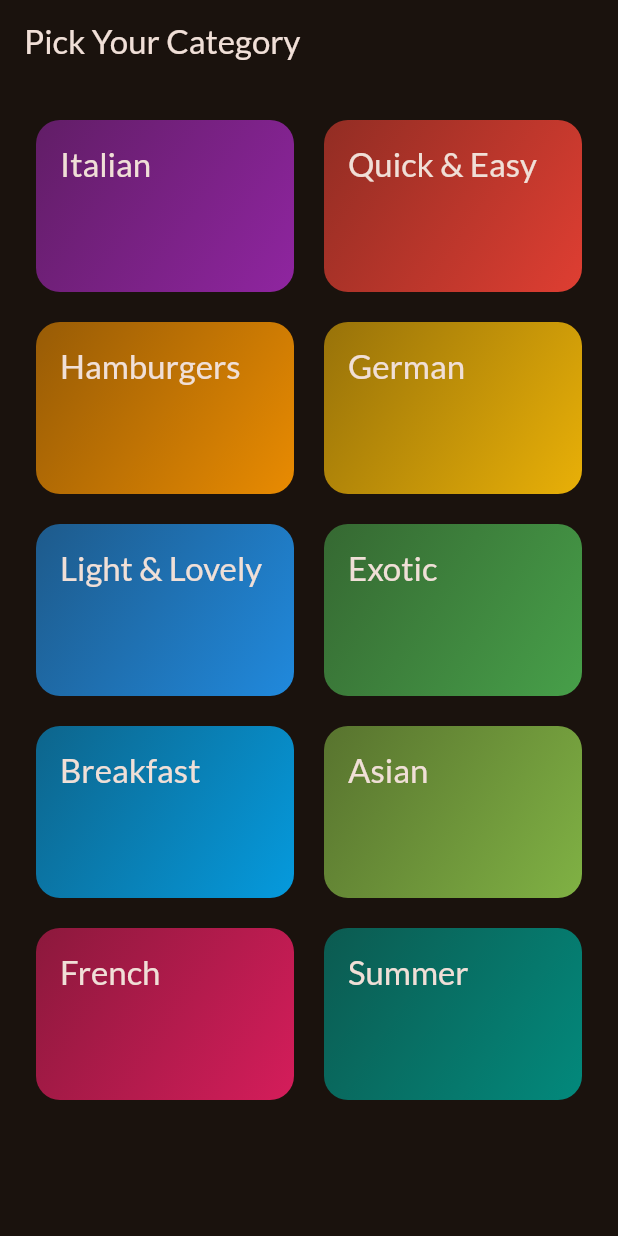
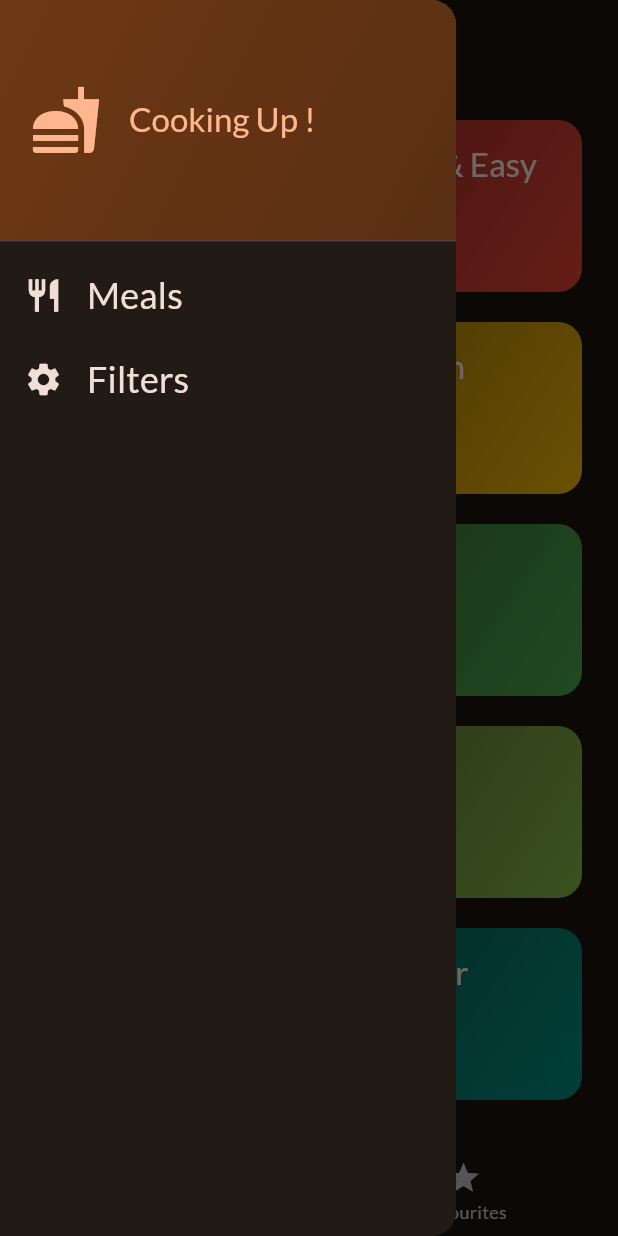
Before and after one commit to suraj-yadav0/meals_app, a Flutter app: the screen it shows after launch, with the side drawer open (before the commit the screen has no drawer), on a phone screen of 412 x 824 dp. Run offline on Flutter 3.47's test engine with Material 2 defaults, Android fonts, the phone set to English and light mode, and no system bars; our stand-ins replace flutter_riverpod, google_fonts, transparent_image.

Commit message:
Second Commit

```diff
--- a/lib/main.dart
+++ b/lib/main.dart
@@ -1,9 +1,9 @@
 import 'package:flutter/material.dart';
+import 'package:flutter_riverpod/flutter_riverpod.dart';
 
 import 'package:google_fonts/google_fonts.dart';
 
-import 'package:meals_app/screens/categories.dart';
-
+import 'package:meals_app/screens/tabs.dart';
 
 final theme = ThemeData(
   useMaterial3: true,
@@ -15,7 +15,11 @@ final theme = ThemeData(
 );
 
 void main() {
-  runApp(const App());
+  runApp(
+    const ProviderScope(
+      child: App(),
+    ),
+  );
 }
 
 class App extends StatelessWidget {
@@ -25,7 +29,7 @@ class App extends StatelessWidget {
   Widget build(BuildContext context) {
     return MaterialApp(
       theme: theme,
-      home:const CategoriesScreen(),
+      home: const TabsScreen(),
     );
   }
 }
--- /dev/null
+++ b/lib/provider/filters_provider.dart
@@ -0,0 +1,56 @@
+import 'package:flutter_riverpod/flutter_riverpod.dart';
+import 'package:meals_app/provider/meals_provider.dart';
+
+enum Filter {
+  glutenFree,
+  lactoseFree,
+  vegetarian,
+  vegan,
+}
+
+class FilterNotifier extends StateNotifier<Map<Filter, bool>> {
+  FilterNotifier()
+      : super({
+          Filter.glutenFree: false,
+          Filter.lactoseFree: false,
+          Filter.vegetarian: false,
+          Filter.vegan: false,
+        });
+
+  void setFilters(Map<Filter, bool> chosenFilters) {
+    state = chosenFilters;
+  }
+
+  void setFilter(Filter filter, bool isActive) {
+    // state[filter] = isActive;// not alowed : => mutating state
+    state = {
+      ...state,
+      filter: isActive,
+    };
+  }
+}
+
+final filtersProvider =
+    StateNotifierProvider<FilterNotifier, Map<Filter, bool>>(
+  (ref) => FilterNotifier(),
+);
+
+final filteredMealsProvider = Provider((ref) {
+  final meals = ref.watch(mealsProvider);
+  final activeFilters = ref.watch(filtersProvider);
+  return meals.where((meal) {
+    if (activeFilters[Filter.glutenFree]! && !meal.isGlutenFree) {
+      return false;
+    }
+    if (activeFilters[Filter.lactoseFree]! && !meal.isLactoseFree) {
+      return false;
+    }
+    if (activeFilters[Filter.vegetarian]! && !meal.isVegetarian) {
+      return false;
+    }
+    if (activeFilters[Filter.vegan]! && !meal.isVegan) {
+      return false;
+    }
+    return true;
+  }).toList();
+});
--- /dev/null
+++ b/lib/provider/meals_provider.dart
@@ -0,0 +1,6 @@
+import 'package:flutter_riverpod/flutter_riverpod.dart';
+import 'package:meals_app/data/dummy_data.dart';
+
+final mealsProvider = Provider((ref) {
+  return dummyMeals;
+});
--- a/lib/screens/categories.dart
+++ b/lib/screens/categories.dart
@@ -1,14 +1,52 @@
 import 'package:flutter/material.dart';
 import 'package:meals_app/data/dummy_data.dart';
 import 'package:meals_app/models/category.dart';
+import 'package:meals_app/models/meal.dart';
 import 'package:meals_app/screens/meals.dart';
 
 import 'package:meals_app/widgets/category_grid_item.dart';
 
-class CategoriesScreen extends StatelessWidget {
-  const CategoriesScreen({super.key});
+class CategoriesScreen extends StatefulWidget {
+  const CategoriesScreen({
+    super.key,
+    required this.availableMeals,
+  });
+
+  final List<Meal> availableMeals;
+
+  @override
+  State<CategoriesScreen> createState() => _CategoriesScreenState();
+}
+
+class _CategoriesScreenState extends State<CategoriesScreen>
+    with SingleTickerProviderStateMixin {
+  late AnimationController _animationController;
+
+  @override
+  void initState() {
+    super.initState();
+
+    _animationController = AnimationController(
+      vsync: this,
+      duration: const Duration(milliseconds: 300),
+      lowerBound: 0,
+      upperBound: 1,
+    );
+    _animationController.forward();
+  }
+
+  @override
+  void dispose() {
+    _animationController.dispose();
+    super.dispose();
+  }
+
   void _selectCategory(BuildContext context, Category category) {
-  final filteredMeals =   dummyMeals.where((meal) => meal.categories.contains(category.id),).toList();
+    final filteredMeals = widget.availableMeals
+        .where(
+          (meal) => meal.categories.contains(category.id),
+        )
+        .toList();
     Navigator.of(context).push(
       MaterialPageRoute(
         builder: (ctx) => MealsScreen(
@@ -21,11 +59,9 @@ class CategoriesScreen extends StatelessWidget {
 
   @override
   Widget build(BuildContext context) {
-    return Scaffold(
-      appBar: AppBar(
-        title: const Text('Pick Your Category'),
-      ),
-      body: GridView(
+    return AnimatedBuilder(
+      animation: _animationController,
+      child: GridView(
         padding: const EdgeInsets.all(24),
         gridDelegate: const SliverGridDelegateWithFixedCrossAxisCount(
             crossAxisCount: 2,
@@ -37,10 +73,21 @@ class CategoriesScreen extends StatelessWidget {
             CategoryGridItem(
               category: category,
               onSelectCategory: () {
-                  _selectCategory(context,category);
+                _selectCategory(context, category);
               },
             )
-          ]),
+        ],
+      ),
+      builder: (context, child) => SlideTransition(
+        position: Tween(
+          begin: const Offset(0, .3),
+          end: const Offset(0, 0),
+        ).animate(
+          CurvedAnimation(
+              parent: _animationController, curve: Curves.easeInOut),
+        ),
+        child: child,
+      ),
     );
   }
 }
--- /dev/null
+++ b/lib/screens/tabs.dart
@@ -0,0 +1,87 @@
+import 'package:flutter/material.dart';
+import 'package:flutter_riverpod/flutter_riverpod.dart';
+
+import 'package:meals_app/screens/categories.dart';
+import 'package:meals_app/screens/meals.dart';
+
+import 'package:meals_app/widgets/main_drawer.dart';
+import 'package:meals_app/screens/filters.dart';
+
+import 'package:meals_app/provider/favourite_provider.dart';
+import 'package:meals_app/provider/filters_provider.dart';
+
+const kInitialFilters = {
+  Filter.glutenFree: false,
+  Filter.lactoseFree: false,
+  Filter.vegetarian: false,
+  Filter.vegan: false,
+};
+
+class TabsScreen extends ConsumerStatefulWidget {
+  const TabsScreen({super.key});
+
+  @override
+  ConsumerState<TabsScreen> createState() {
+    return _TabsScreenState();
+  }
+}
+
+class _TabsScreenState extends ConsumerState<TabsScreen> {
+  int _selectedPageIndex = 0;
+  // final List<Meal> _favouriteMeals = [];
+  // Map<Filter, bool> _selectedFilters = kInitialFilters;
+
+  void _selectPage(int index) {
+    setState(() {
+      _selectedPageIndex = index;
+    });
+  }
+
+  void _setScreen(String identifier) async {
+    Navigator.of(context).pop();
+    if (identifier == 'filters') {
+      await Navigator.of(context).push<Map<Filter, bool>>(MaterialPageRoute(
+        builder: (ctx) => const FilterScreen(),
+      ));
+    }
+  }
+
+  @override
+  Widget build(BuildContext context) {
+    final availableMeals = ref.watch(filteredMealsProvider);
+
+    Widget activePage = CategoriesScreen(
+      availableMeals: availableMeals,
+    );
+    var activePageTitle = 'Categories';
+
+    if (_selectedPageIndex == 1) {
+      final favoriteMeals = ref.watch(favouriteMealProvider);
+      activePage = MealsScreen(
+        meals: favoriteMeals,
+      );
+      activePageTitle = 'Your Favourites';
+    }
+    return Scaffold(
+      appBar: AppBar(
+        title: Text(activePageTitle),
+      ),
+      drawer: MainDrawer(
+        onSelectScreen: _setScreen,
+      ),
+      body: activePage,
+      bottomNavigationBar: BottomNavigationBar(
+        onTap: _selectPage,
+        currentIndex: _selectedPageIndex,
+        items: const [
+          BottomNavigationBarItem(
+              icon: Icon(Icons.set_meal), label: 'Categories'),
+          BottomNavigationBarItem(
+            icon: Icon(Icons.star),
+            label: 'Favourites',
+          ),
+        ],
+      ),
+    );
+  }
+}
--- /dev/null
+++ b/lib/widgets/main_drawer.dart
@@ -0,0 +1,88 @@
+import 'package:flutter/material.dart';
+
+class MainDrawer extends StatelessWidget {
+  const MainDrawer({
+    super.key,
+    required this.onSelectScreen,
+  });
+
+  final void Function(String identifier) onSelectScreen;
+
+  @override
+  Widget build(BuildContext context) {
+    return Drawer(
+      child: Column(
+        children: [
+          DrawerHeader(
+            padding: const EdgeInsets.all(20),
+            decoration: BoxDecoration(
+              gradient: LinearGradient(
+                colors: [
+                  Theme.of(context).colorScheme.primaryContainer,
+                  Theme.of(context)
+                      .colorScheme
+                      .primaryContainer
+                      .withOpacity(.7),
+                ],
+                begin: Alignment.topLeft,
+                end: Alignment.bottomRight,
+              ),
+            ),
+            child: Row(
+              children: [
+                Icon(
+                  Icons.fastfood,
+                  size: 48,
+                  color: Theme.of(context).colorScheme.primary,
+                ),
+                const SizedBox(
+                  width: 18,
+                ),
+                Text(
+                  'Cooking Up !',
+                  style: Theme.of(context).textTheme.titleLarge!.copyWith(
+                        color: Theme.of(context).colorScheme.primary,
+                      ),
+                )
+              ],
+            ),
+          ),
+          ListTile(
+            leading: Icon(
+              Icons.restaurant,
+              size: 26,
+              color: Theme.of(context).colorScheme.onBackground,
+            ),
+            title: Text(
+              'Meals',
+              style: Theme.of(context).textTheme.titleSmall!.copyWith(
+                    color: Theme.of(context).colorScheme.onBackground,
+                    fontSize: 24,
+                  ),
+            ),
+            onTap: () {
+              onSelectScreen('meals');
+            },
+          ),
+          ListTile(
+            leading: Icon(
+              Icons.settings,
+              size: 26,
+              color: Theme.of(context).colorScheme.onBackground,
+            ),
+            title: Text(
+              'Filters',
+              style: Theme.of(context).textTheme.titleSmall!.copyWith(
+                    color: Theme.of(context).colorScheme.onBackground,
+                    fontSize: 24,
+                  ),
+            ),
+            onTap: () {
+              onSelectScreen('filters');
+            },
+          ),
+        ],
+      ),
+    );
+  }
+}
--- a/pubspec.yaml
+++ b/pubspec.yaml
@@ -37,6 +37,7 @@ dependencies:
   cupertino_icons: ^1.0.2
   google_fonts: ^5.1.0
   transparent_image: ^2.0.1
+  flutter_riverpod: ^2.3.6
 
 dev_dependencies:
   flutter_test:
```
Also changed, not shown: lib/provider/favourite_provider.dart (added, +22 -0 lines), lib/screens/filters.dart (added, +115 -0 lines), lib/screens/meal_details.dart (+90 -13 lines), lib/screens/meals.dart (+7 -3 lines), lib/widgets/meal_item.dart (+9 -6 lines), pubspec.lock. Lines whose indentation alone changed are shown as unchanged.
